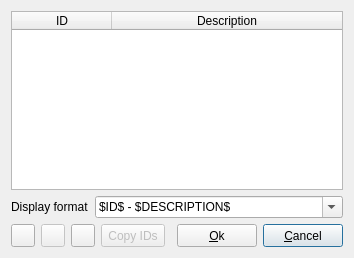
Above: customidsetup.ui from qmc2/qmc2-mame-fe before the change. Below: the same form after it.
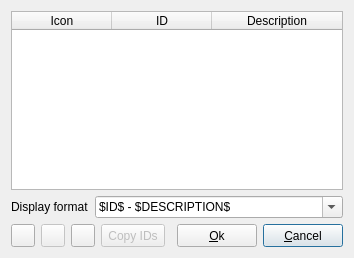
That is the form after the change. Icons and pictures are not drawn.

Commit message: new: icons for foreign emulators and their custom IDs can now be selected individually

Patch:
```diff
--- a/customidsetup.ui
+++ b/customidsetup.ui
@@ -194,6 +194,11 @@
      <attribute name="verticalHeaderVisible">
       <bool>false</bool>
      </attribute>
+     <column>
+      <property name="text">
+       <string>Icon</string>
+      </property>
+     </column>
      <column>
       <property name="text">
        <string>ID</string>
```
The commit also changes 18 other files.
